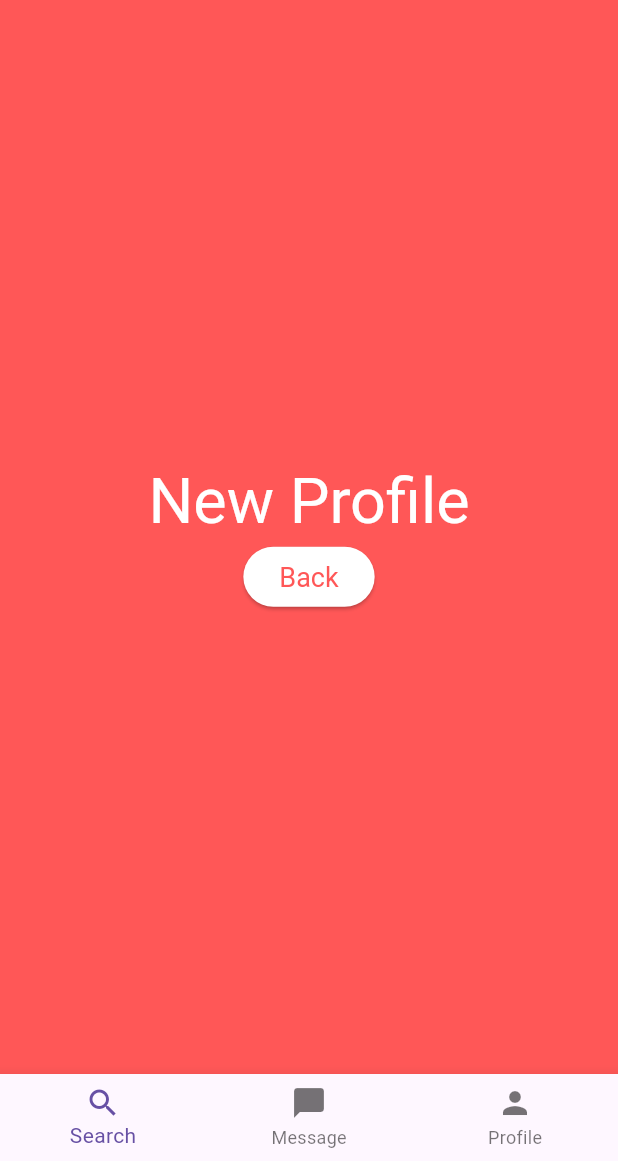
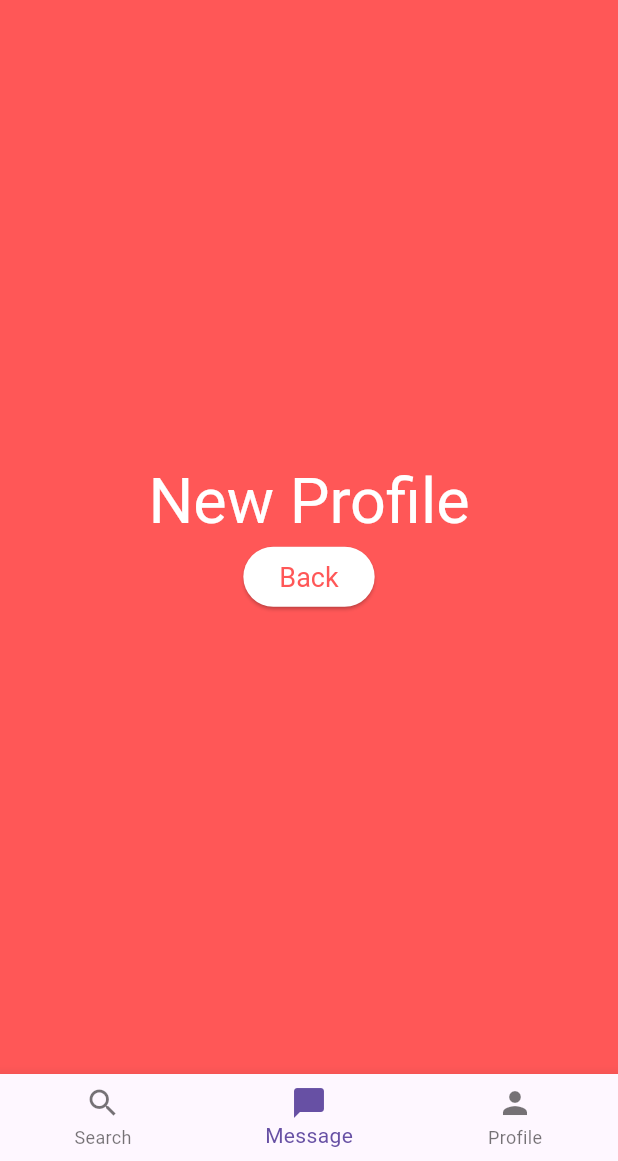
Before and after one commit to Fiversity-1/StyleSwap, a Flutter app: the screen it shows after launch, after a tap on "Log in", on a phone screen of 412 x 824 dp, the part 75-1236 px from its top. Run offline on Flutter 3.47's test engine with Material 3 defaults, Android fonts, the phone set to English and light mode, and no system bars.

```diff
--- a/lib/pages/profile.dart
+++ b/lib/pages/profile.dart
@@ -11,7 +11,7 @@ class Profile extends StatelessWidget {
   Widget build(BuildContext context) {
     return Scaffold(
       backgroundColor: const Color.fromRGBO(255, 87, 87, 1),
-      bottomNavigationBar: const CustomBottomNavBar(),
+      bottomNavigationBar: const CustomBottomNavBar(currentIndex: 2,),
       appBar: const PreferredSize(
         preferredSize: Size.fromHeight(50),
         child: CustomTopAppBar(),
--- a/lib/pages/signup.dart
+++ b/lib/pages/signup.dart
@@ -11,10 +11,10 @@ class SignUp extends StatelessWidget {
   Widget build(BuildContext context) {
     return Scaffold(
       backgroundColor: const Color.fromRGBO(255, 87, 87, 1),
-      bottomNavigationBar: const CustomBottomNavBar(),
-      appBar: PreferredSize(
-        preferredSize: const Size.fromHeight(50),
-        child: const CustomTopAppBar(),
+      bottomNavigationBar: const CustomBottomNavBar(currentIndex: 1,),
+      appBar: const PreferredSize(
+        preferredSize: Size.fromHeight(50),
+        child: CustomTopAppBar(),
       ),
       body: Center(
         child: Column(
--- a/lib/pages/startpage.dart
+++ b/lib/pages/startpage.dart
@@ -11,7 +11,7 @@ class StartPage extends StatelessWidget {
   Widget build(BuildContext context) {
     return Scaffold(
       backgroundColor: const Color.fromRGBO(255, 87, 87, 1),
-      bottomNavigationBar: const CustomBottomNavBar(),
+      bottomNavigationBar: const CustomBottomNavBar(currentIndex: 2,),
       appBar: const PreferredSize(
         preferredSize: Size.fromHeight(50),
         child: CustomTopAppBar(),
--- a/lib/widgets/custom_bottom_nav_bar.dart
+++ b/lib/widgets/custom_bottom_nav_bar.dart
@@ -1,20 +1,16 @@
 import 'package:flutter/material.dart';
 
 class CustomBottomNavBar extends StatefulWidget {
-  const CustomBottomNavBar({super.key});
+  final int currentIndex;
+
+  const CustomBottomNavBar({super.key, required this.currentIndex});
 
   @override
   CustomBottomNavBarState createState() => CustomBottomNavBarState();
 }
 
 class CustomBottomNavBarState extends State<CustomBottomNavBar> {
-  int _selectedIndex = 0;
-
   void _onItemTapped(int index) {
-    setState(() {
-      _selectedIndex = index;
-    });
-
     switch (index) {
       case 0:
         Navigator.pushNamed(context, '/search');
@@ -37,7 +33,7 @@ class CustomBottomNavBarState extends State<CustomBottomNavBar> {
             icon: Icon(Icons.messenger_rounded), label: 'Message'),
         BottomNavigationBarItem(icon: Icon(Icons.person), label: 'Profile'),
       ],
-      currentIndex: _selectedIndex,
+      currentIndex: widget.currentIndex,
       onTap: _onItemTapped,
     );
   }
```
